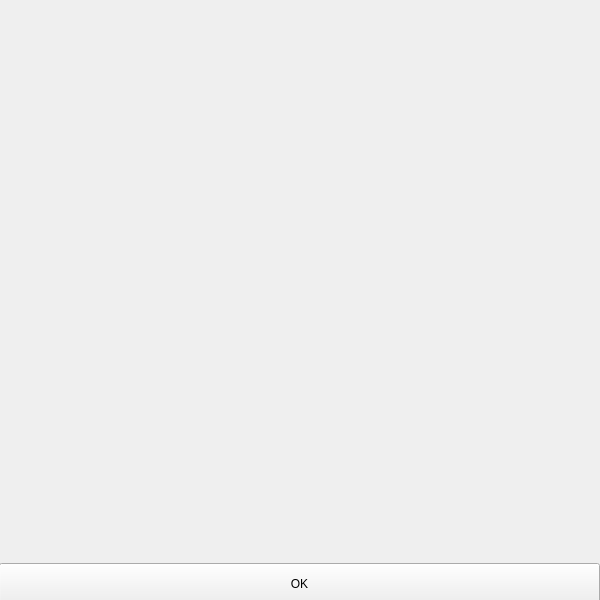
Qt form client/layout/mainwindow.ui (MCMi460/3DS-RPC) before a commit.
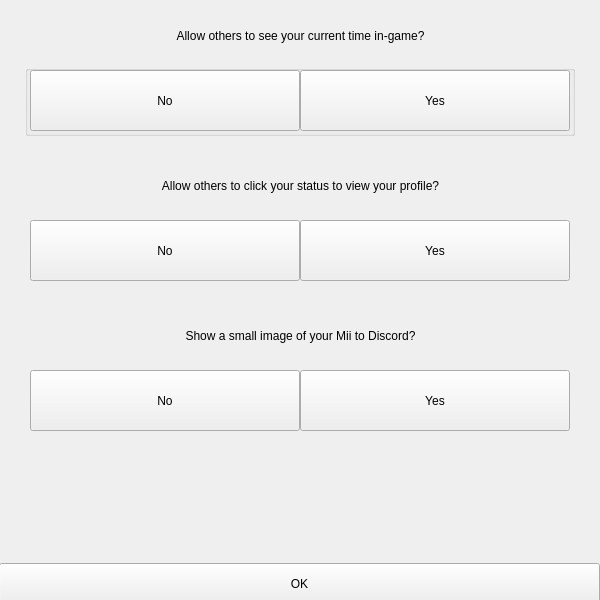
The same form after that commit. The open tabs and pages were chosen to show the change.

```diff
--- a/client/layout/mainwindow.ui
+++ b/client/layout/mainwindow.ui
@@ -371,6 +371,174 @@
       <string>OK</string>
      </property>
     </widget>
+    <widget class="QPushButton" name="showElapsedOff">
+     <property name="geometry">
+      <rect>
+       <x>30</x>
+       <y>70</y>
+       <width>270</width>
+       <height>61</height>
+      </rect>
+     </property>
+     <property name="cursor">
+      <cursorShape>PointingHandCursor</cursorShape>
+     </property>
+     <property name="text">
+      <string>No</string>
+     </property>
+    </widget>
+    <widget class="QPushButton" name="showElapsedOn">
+     <property name="geometry">
+      <rect>
+       <x>300</x>
+       <y>70</y>
+       <width>270</width>
+       <height>61</height>
+      </rect>
+     </property>
+     <property name="cursor">
+      <cursorShape>PointingHandCursor</cursorShape>
+     </property>
+     <property name="text">
+      <string>Yes</string>
+     </property>
+    </widget>
+    <widget class="QPushButton" name="showProfileButtonOff">
+     <property name="geometry">
+      <rect>
+       <x>30</x>
+       <y>220</y>
+       <width>270</width>
+       <height>61</height>
+      </rect>
+     </property>
+     <property name="cursor">
+      <cursorShape>PointingHandCursor</cursorShape>
+     </property>
+     <property name="text">
+      <string>No</string>
+     </property>
+    </widget>
+    <widget class="QPushButton" name="showProfileButtonOn">
+     <property name="geometry">
+      <rect>
+       <x>300</x>
+       <y>220</y>
+       <width>270</width>
+       <height>61</height>
+      </rect>
+     </property>
+     <property name="cursor">
+      <cursorShape>PointingHandCursor</cursorShape>
+     </property>
+     <property name="text">
+      <string>Yes</string>
+     </property>
+    </widget>
+    <widget class="QPushButton" name="showSmallImageOff">
+     <property name="geometry">
+      <rect>
+       <x>30</x>
+       <y>370</y>
+       <width>270</width>
+       <height>61</height>
+      </rect>
+     </property>
+     <property name="cursor">
+      <cursorShape>PointingHandCursor</cursorShape>
+     </property>
+     <property name="text">
+      <string>No</string>
+     </property>
+    </widget>
+    <widget class="QPushButton" name="showSmallImageOn">
+     <property name="geometry">
+      <rect>
+       <x>300</x>
+       <y>370</y>
+       <width>270</width>
+       <height>61</height>
+      </rect>
+     </property>
+     <property name="cursor">
+      <cursorShape>PointingHandCursor</cursorShape>
+     </property>
+     <property name="text">
+      <string>Yes</string>
+     </property>
+    </widget>
+    <widget class="QLabel" name="showElapsedText">
+     <property name="geometry">
+      <rect>
+       <x>15</x>
+       <y>20</y>
+       <width>571</width>
+       <height>31</height>
+      </rect>
+     </property>
+     <property name="text">
+      <string>Allow others to see your current time in-game?</string>
+     </property>
+     <property name="alignment">
+      <set>Qt::AlignCenter</set>
+     </property>
+    </widget>
+    <widget class="QLabel" name="showProfileButtonText">
+     <property name="geometry">
+      <rect>
+       <x>15</x>
+       <y>170</y>
+       <width>571</width>
+       <height>31</height>
+      </rect>
+     </property>
+     <property name="text">
+      <string>Allow others to click your status to view your profile?</string>
+     </property>
+     <property name="alignment">
+      <set>Qt::AlignCenter</set>
+     </property>
+    </widget>
+    <widget class="QLabel" name="showSmallImageText">
+     <property name="geometry">
+      <rect>
+       <x>15</x>
+       <y>320</y>
+       <width>571</width>
+       <height>31</height>
+      </rect>
+     </property>
+     <property name="text">
+      <string>Show a small image of your Mii to Discord?</string>
+     </property>
+     <property name="alignment">
+      <set>Qt::AlignCenter</set>
+     </property>
+    </widget>
+    <widget class="QGroupBox" name="showElapsed">
+     <property name="geometry">
+      <rect>
+       <x>25</x>
+       <y>65</y>
+       <width>550</width>
+       <height>71</height>
+      </rect>
+     </property>
+     <property name="title">
+      <string/>
+     </property>
+    </widget>
+    <zorder>showElapsed</zorder>
+    <zorder>okButton</zorder>
+    <zorder>showElapsedOff</zorder>
+    <zorder>showElapsedOn</zorder>
+    <zorder>showProfileButtonOff</zorder>
+    <zorder>showProfileButtonOn</zorder>
+    <zorder>showSmallImageOff</zorder>
+    <zorder>showSmallImageOn</zorder>
+    <zorder>showElapsedText</zorder>
+    <zorder>showProfileButtonText</zorder>
+    <zorder>showSmallImageText</zorder>
    </widget>
   </widget>
  </widget>
```
Left out of the diff: 2 changed lines with no effect on the pictures.
